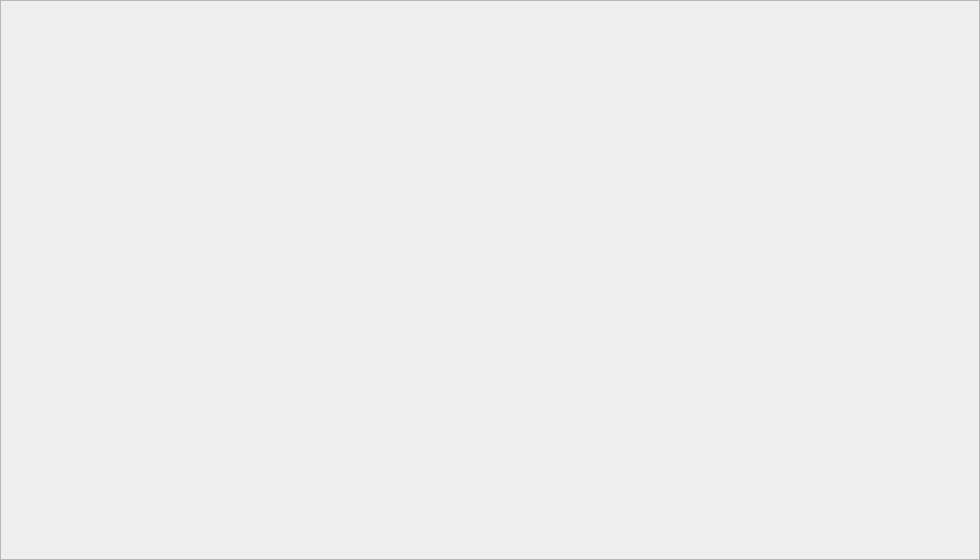
lukeremy/vehicle_detection, file gtk/video_frame.ui: the form before one commit.
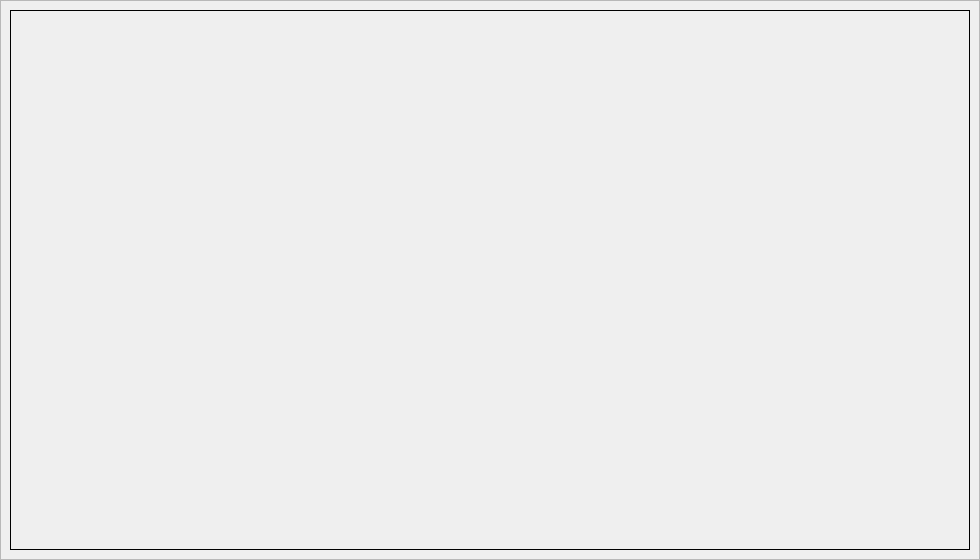
The form after the commit.

```diff
--- a/gtk/video_frame.ui
+++ b/gtk/video_frame.ui
@@ -28,6 +28,9 @@
      <height>540</height>
     </rect>
    </property>
+   <property name="frameShape">
+    <enum>QFrame::Box</enum>
+   </property>
    <property name="text">
     <string/>
    </property>
```
